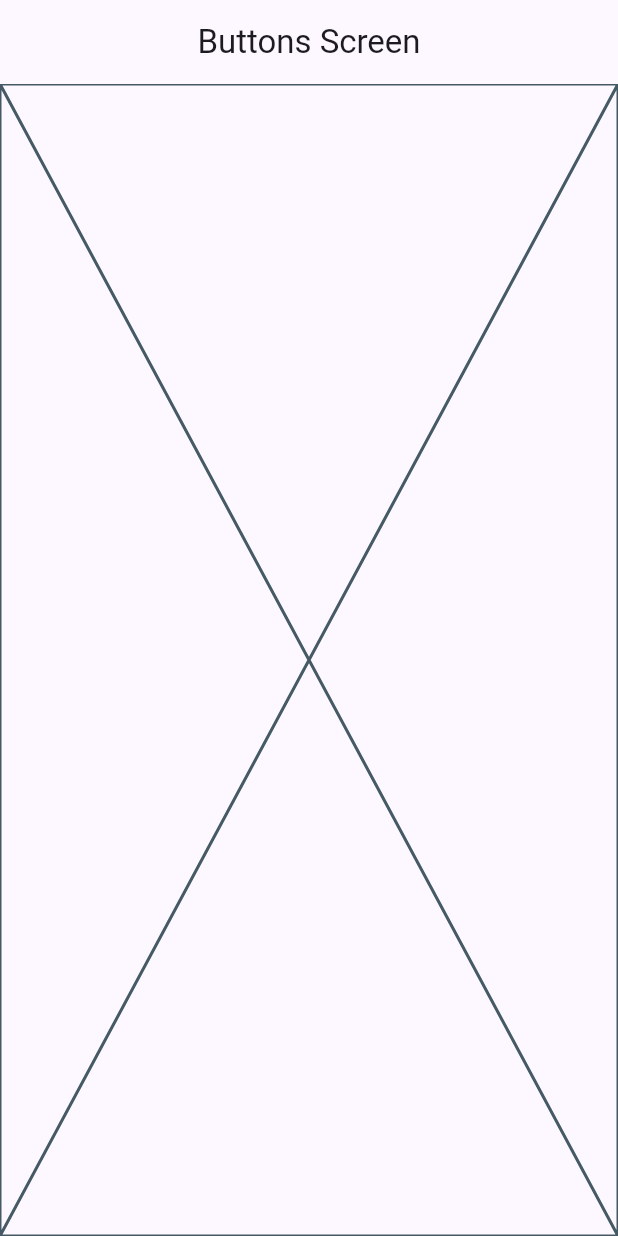
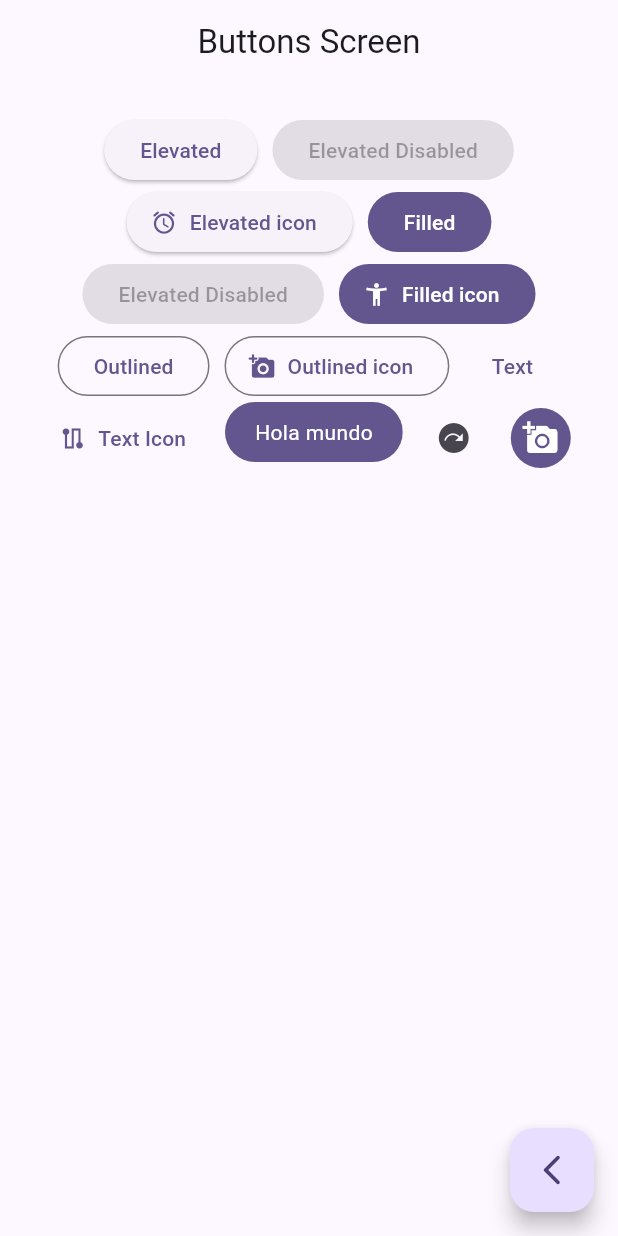
Before and after one commit to jbetancurmejia/flutter_widgets, a Flutter app: the ButtonsScreen screen opened by its route, on a phone screen of 412 x 824 dp. Run offline on Flutter 3.47's test engine with Material 2 defaults, Android fonts, the phone set to English and light mode, and no system bars; our stand-ins replace go_router.

Commit message:
ButtonsScreen

```diff
--- a/lib/main.dart
+++ b/lib/main.dart
@@ -16,7 +16,7 @@ class MainApp extends StatelessWidget {
     return MaterialApp.router(
       routerConfig: appRouter,
       debugShowCheckedModeBanner: false,
-      theme: AppTheme(selectedColor: 1).getTheme(),
+      theme: AppTheme(selectedColor:1).getTheme(),
 
     );
   }
--- a/lib/presentation/screens/buttons/buttons_screen.dart
+++ b/lib/presentation/screens/buttons/buttons_screen.dart
@@ -1,9 +1,8 @@
 import 'package:flutter/material.dart';
+import 'package:go_router/go_router.dart';
 
 class ButtonsScreen extends StatelessWidget {
-
-
-    static const String name = 'buttons_screen';
+  static const String name = 'buttons_screen';
 
   const ButtonsScreen({super.key});
 
@@ -13,7 +12,105 @@ class ButtonsScreen extends StatelessWidget {
       appBar: AppBar(
         title: const Text('Buttons Screen'),
       ),
-      body: const Placeholder(),
+      body: const _ButtonsView(),
+      floatingActionButton: FloatingActionButton(
+          child: const Icon(Icons.arrow_back_ios_new_rounded),
+          onPressed: () {
+            context.pop();
+          }),
     );
   }
 }
+
+class _ButtonsView extends StatelessWidget {
+  const _ButtonsView();
+
+  @override
+  Widget build(BuildContext context) {
+    final colors = Theme.of(context).colorScheme;
+
+    return SizedBox(
+      width: double.infinity,
+      child: Padding(
+        padding: const EdgeInsets.symmetric(horizontal: 10, vertical: 20),
+        child: Wrap(
+          spacing: 10,
+          alignment: WrapAlignment.center,
+          children: [
+            ElevatedButton(onPressed: () {}, child: const Text('Elevated')),
+            const ElevatedButton(
+                onPressed: null, child: Text('Elevated Disabled')),
+            ElevatedButton.icon(
+                onPressed: () {},
+                icon: const Icon(Icons.access_alarm_rounded),
+                label: const Text('Elevated icon')),
+            FilledButton(
+              onPressed: () {},
+              child: const Text('Filled'),
+            ),
+            const ElevatedButton(
+                onPressed: null, child: Text('Elevated Disabled')),
+            FilledButton.icon(
+                onPressed: () {},
+                icon: const Icon(Icons.accessibility_new),
+                label: const Text('Filled icon')),
+            OutlinedButton(
+              onPressed: () {},
+              child: const Text('Outlined'),
+            ),
+            OutlinedButton.icon(
+                onPressed: () {},
+                icon: const Icon(Icons.add_a_photo_rounded),
+                label: const Text('Outlined icon')),
+            TextButton(
+              onPressed: () {},
+              child: const Text('Text'),
+            ),
+            TextButton.icon(
+                onPressed: () {},
+                icon: const Icon(Icons.route_sharp),
+                label: const Text('Text Icon')),
+            const CustomButton(),
+            IconButton(
+                onPressed: () {}, icon: const Icon(Icons.next_plan_rounded)),
+            IconButton(
+              onPressed: () {},
+              icon: const Icon(Icons.add_a_photo),
+              style: ButtonStyle(
+                backgroundColor: MaterialStatePropertyAll(colors.primary),
+                iconColor: const MaterialStatePropertyAll(Colors.white),
+              ),
+            )
+          ],
+        ),
+      ),
+    );
+  }
+}
+
+class CustomButton extends StatelessWidget {
+  const CustomButton({super.key});
+
+  @override
+  Widget build(BuildContext context) {
+
+ final colors = Theme.of(context).colorScheme;
+
+    return ClipRRect(
+      borderRadius: BorderRadius.circular(20),
+      child: Material(
+        color: colors.primary,
+        child: InkWell(
+          onTap: (){},
+          child: const Padding(
+            padding: EdgeInsets.symmetric(vertical: 10, horizontal: 20),
+            child: Text(
+              'Hola mundo',
+              style: TextStyle(color:Colors.white),
+            ),
+          ),
+        ),
+      ),
+    );
+  }
+}
```
